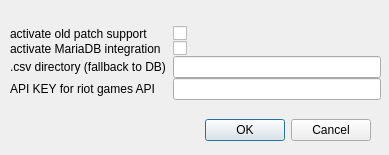
Before: the Qt Designer form src/visuals/ui/forms/settings.ui in future-gadget-lab-de/league_scrim_analytics_suite, drawn with Qt 5.
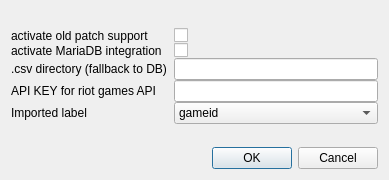
After: the same form once the commit is applied.

The edit to the form file:
```diff
--- a/src/visuals/ui/forms/settings.ui
+++ b/src/visuals/ui/forms/settings.ui
@@ -7,49 +7,26 @@
     <x>0</x>
     <y>0</y>
     <width>389</width>
-    <height>155</height>
+    <height>180</height>
    </rect>
   </property>
   <property name="minimumSize">
    <size>
     <width>389</width>
-    <height>155</height>
+    <height>180</height>
    </size>
   </property>
   <property name="maximumSize">
    <size>
     <width>389</width>
-    <height>155</height>
+    <height>180</height>
    </size>
   </property>
   <property name="windowTitle">
    <string>settings</string>
   </property>
-  <widget class="QDialogButtonBox" name="settings_buttons">
-   <property name="geometry">
-    <rect>
-     <x>160</x>
-     <y>110</y>
-     <width>211</width>
-     <height>41</height>
-    </rect>
-   </property>
-   <property name="orientation">
-    <enum>Qt::Orientation::Horizontal</enum>
-   </property>
-   <property name="standardButtons">
-    <set>QDialogButtonBox::StandardButton::Cancel|QDialogButtonBox::StandardButton::Ok</set>
-   </property>
-  </widget>
-  <widget class="QWidget" name="formLayoutWidget">
-   <property name="geometry">
-    <rect>
-     <x>10</x>
-     <y>10</y>
-     <width>371</width>
-     <height>105</height>
-    </rect>
-   </property>
+  <layout class="QVBoxLayout" name="verticalLayout">
+   <item>
    <layout class="QFormLayout" name="formLayout">
     <property name="fieldGrowthPolicy">
      <enum>QFormLayout::FieldGrowthPolicy::AllNonFixedFieldsGrow</enum>
@@ -69,6 +46,13 @@
     <property name="leftMargin">
      <number>0</number>
     </property>
+     <item row="0" column="0">
+      <widget class="QLabel" name="label_old_patch">
+       <property name="text">
+        <string>activate old patch support</string>
+       </property>
+      </widget>
+     </item>
     <item row="1" column="0">
      <widget class="QLabel" name="label_mariadb_activated">
       <property name="text">
@@ -103,13 +87,27 @@
     <item row="3" column="1">
      <widget class="QLineEdit" name="lineEdit_API"/>
     </item>
-    <item row="0" column="0">
-     <widget class="QLabel" name="label_old_patch">
+     <item row="4" column="0">
+      <widget class="QLabel" name="label_imported">
       <property name="text">
-       <string>activate old patch support</string>
+        <string>Imported label</string>
       </property>
      </widget>
     </item>
+     <item row="4" column="1">
+      <widget class="QComboBox" name="comboBox_imported">
+       <item>
+        <property name="text">
+         <string>gameid</string>
+        </property>
+       </item>
+       <item>
+        <property name="text">
+         <string>date</string>
+        </property>
+       </item>
+      </widget>
+     </item>
     <item row="0" column="1">
      <widget class="QCheckBox" name="checkBox_old_patch">
       <property name="text">
@@ -118,7 +116,22 @@
      </widget>
     </item>
    </layout>
-  </widget>
+   </item>
+   <item>
+    <layout class="QHBoxLayout" name="horizontalLayout">
+     <item>
+      <widget class="QDialogButtonBox" name="settings_buttons">
+       <property name="orientation">
+        <enum>Qt::Orientation::Horizontal</enum>
+       </property>
+       <property name="standardButtons">
+        <set>QDialogButtonBox::StandardButton::Cancel|QDialogButtonBox::StandardButton::Ok</set>
+       </property>
+      </widget>
+     </item>
+    </layout>
+   </item>
+  </layout>
  </widget>
  <resources/>
  <connections>
```
Lines whose indentation alone changed are shown as unchanged.
